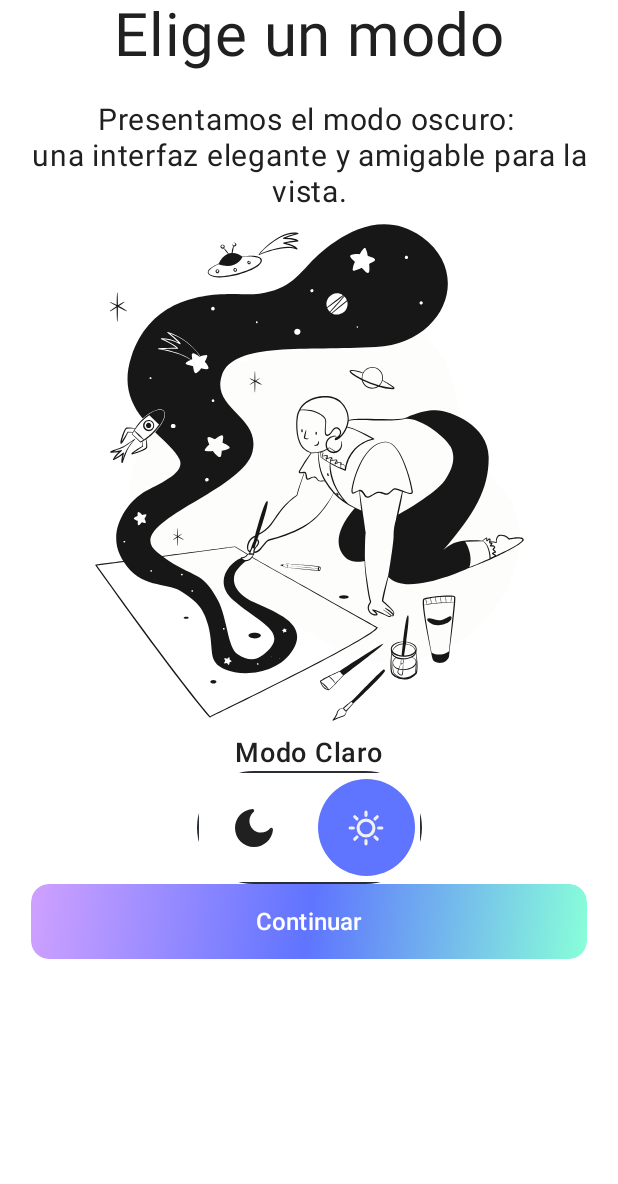
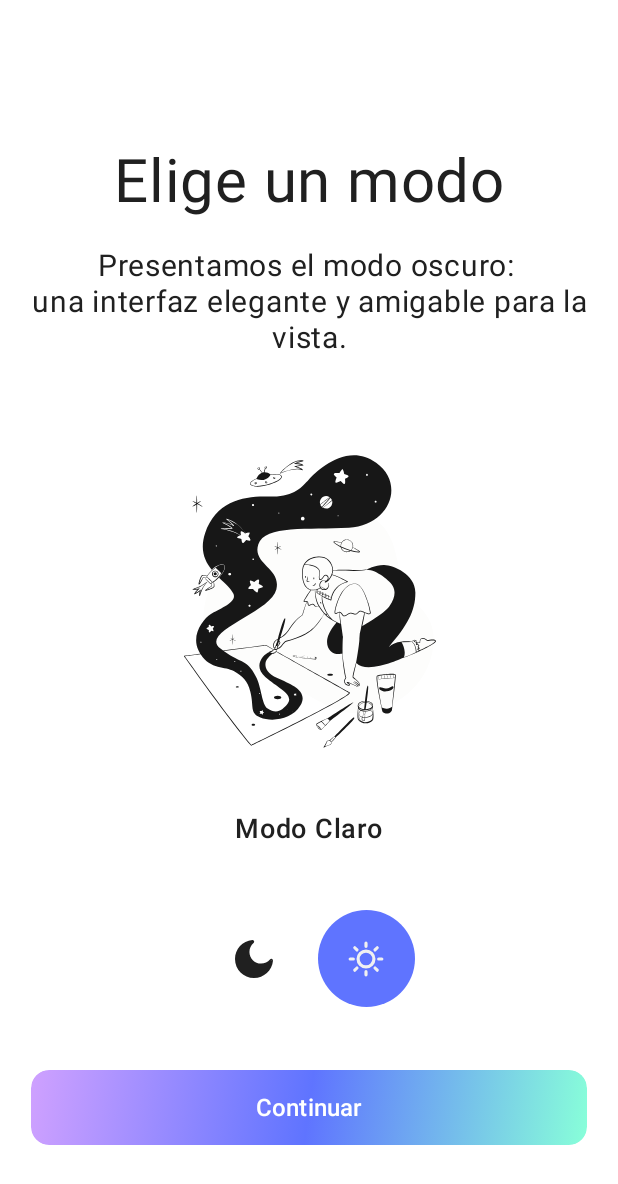
Before and after one commit to PePoPiPu/TrustVault, an Android app built with Jetpack Compose: the screen it shows after launch (MainActivity), after a tap on "Regístrate", on a phone screen of 412 x 824 dp. Shown: the top 1184 px of the screen. Run offline under Robolectric (Android 15) with nearby library versions, the phone set to English and light mode, and no system bars; our stand-ins replace Dagger/Hilt's generated code.

Commit message:
fix: fixed onboarding responsive layout problems

```diff
--- a/app/src/main/java/com/example/trustvault/ui/screens/onboarding/ThemeSelection.kt
+++ b/app/src/main/java/com/example/trustvault/ui/screens/onboarding/ThemeSelection.kt
@@ -21,11 +21,13 @@ import androidx.compose.ui.Alignment
 import androidx.compose.ui.Modifier
 import androidx.compose.ui.draw.clip
 import androidx.compose.ui.graphics.Color
+import androidx.compose.ui.platform.LocalConfiguration
 import androidx.compose.ui.res.painterResource
 import androidx.compose.ui.text.font.FontWeight
 import androidx.compose.ui.text.style.TextAlign
 import androidx.compose.ui.unit.Dp
 import androidx.compose.ui.unit.dp
+import androidx.compose.ui.unit.min
 import androidx.compose.ui.unit.sp
 import androidx.hilt.navigation.compose.hiltViewModel
 import com.example.trustvault.R
@@ -47,6 +49,12 @@ fun ThemeSelectionScreen(
 ) {
     val darkTheme by viewModel.darkTheme.collectAsState()
 
+    val configuration = LocalConfiguration.current
+    val screenHeight = configuration.screenHeightDp.dp
+    val screenWidth = configuration.screenWidthDp.dp
+
+    val imageSize = min(screenHeight, screenWidth) * 0.5f
+
     Column(
         modifier = Modifier
             .fillMaxSize()
@@ -54,7 +62,7 @@ fun ThemeSelectionScreen(
         verticalArrangement = Arrangement.Top,
         horizontalAlignment = Alignment.CenterHorizontally
     ) {
-        //Spacer(modifier = Modifier.height(40.dp))
+        Spacer(modifier = Modifier.weight(0.8f))
 
         // Theme Title
         Text(
@@ -73,16 +81,24 @@ fun ThemeSelectionScreen(
                 .padding(top = 20.dp, start = 20.dp, end = 20.dp)
         )
 
-        //Spacer(modifier = Modifier.height(40.dp))
+        Spacer(modifier = Modifier.weight(0.5f))
 
         // Theme image
-        Image(
-            painter = if (darkTheme) painterResource(id = R.drawable.img_dark_theme) else painterResource(id = R.drawable.img_light_theme),
-            contentDescription = if (darkTheme) "Dark Mode Illustration" else "Light Mode Illustration",
-            modifier = Modifier.size(350.dp)
-        )
+        Box(
+            modifier = Modifier
+                .size(imageSize),
+            contentAlignment = Alignment.Center
+        ) {
+            Image(
+                painter = if (darkTheme) painterResource(id = R.drawable.img_dark_theme)
+                else painterResource(id = R.drawable.img_light_theme),
+                contentDescription = if (darkTheme) "Dark Mode Illustration" else "Light Mode Illustration",
+                modifier = Modifier.fillMaxSize() // fills the box while keeping the responsive size
+            )
+        }
 
-        //Spacer(modifier = Modifier.height(40.dp))
+
+        Spacer(modifier = Modifier.weight(0.3f))
 
         // Theme Text
         Text(
@@ -92,7 +108,7 @@ fun ThemeSelectionScreen(
             fontWeight = FontWeight.SemiBold
         )
 
-        //Spacer(modifier = Modifier.height(40.dp))
+        Spacer(modifier = Modifier.weight(0.3f))
 
         // Theme switcher
         ThemeSwitcher(
@@ -105,7 +121,7 @@ fun ThemeSelectionScreen(
             padding = 5.dp
         )
 
-        //Spacer(modifier = Modifier.height(30.dp))
+        Spacer(modifier = Modifier.weight(0.3f))
 
         // Continue Button
         Button(
@@ -131,6 +147,8 @@ fun ThemeSelectionScreen(
                 Text("Continuar", color = Color.White, fontSize = 16.sp)
             }
         }
+
+        Spacer(modifier = Modifier.weight(0.5f))
     }
 }
 
@@ -172,8 +190,6 @@ fun ThemeSwitcher(
                 .background(if (darkTheme) DarkColorScheme.secondary else LightColorScheme.secondary)
         )
         Row(
-            modifier = Modifier
-                .border(BorderStroke(1.dp, Color(0xFF282D37)))
         ) {
             Box(
                 modifier = Modifier.size(size),
```
Also changed, not shown: app/src/main/java/com/example/trustvault/ui/screens/onboarding/LoaderScreen.kt (+12 -1 lines), app/src/main/java/com/example/trustvault/ui/screens/onboarding/RegisterScreen.kt (+26 -0 lines).
